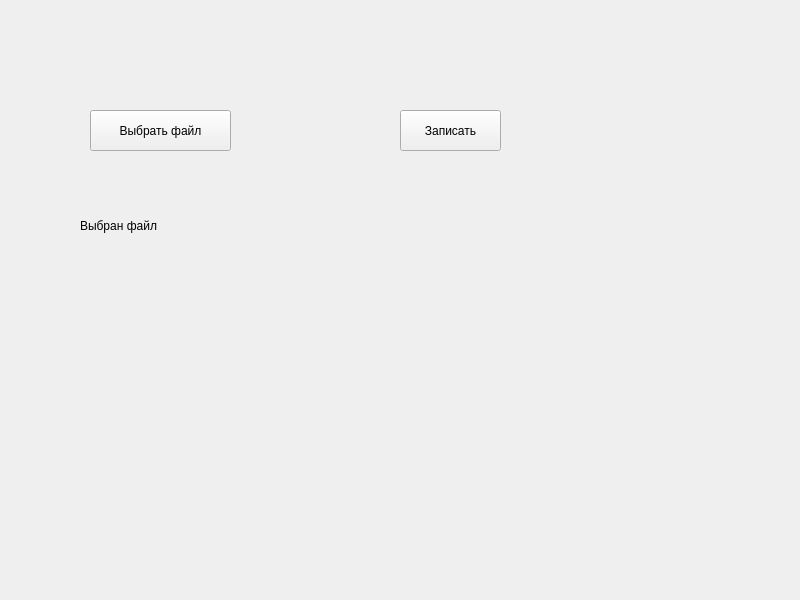
Above: gui.ui from Piskanaft/logs-automation before the change. Below: the same form after it.
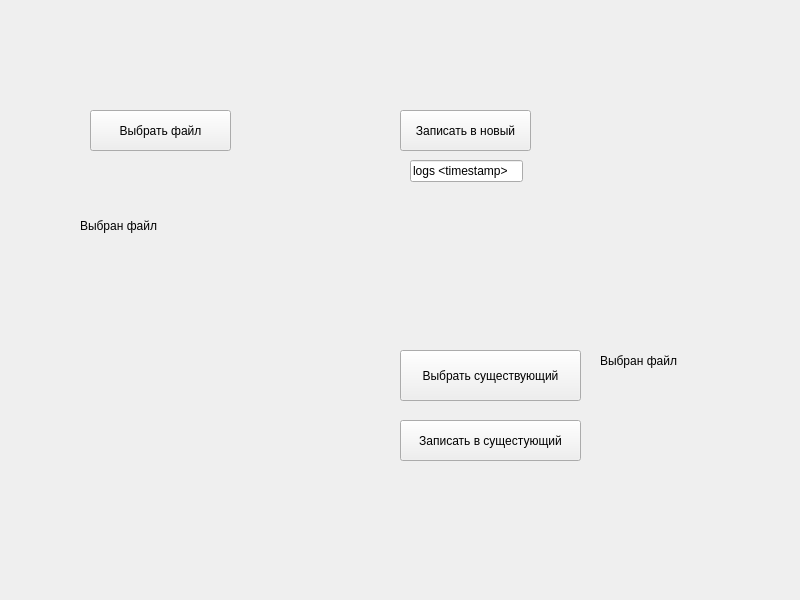
That is the form after the change.

Diff of the .ui file:
```diff
--- a/gui.ui
+++ b/gui.ui
@@ -45,12 +45,64 @@
      <rect>
       <x>400</x>
       <y>110</y>
-      <width>101</width>
+      <width>131</width>
       <height>41</height>
      </rect>
     </property>
     <property name="text">
-     <string>Записать</string>
+     <string>Записать в новый</string>
+    </property>
+   </widget>
+   <widget class="QLineEdit" name="file_name_lineEdit">
+    <property name="geometry">
+     <rect>
+      <x>410</x>
+      <y>160</y>
+      <width>113</width>
+      <height>22</height>
+     </rect>
+    </property>
+    <property name="text">
+     <string>logs &lt;timestamp&gt;</string>
+    </property>
+   </widget>
+   <widget class="QPushButton" name="select_existing_excel_btn">
+    <property name="geometry">
+     <rect>
+      <x>400</x>
+      <y>350</y>
+      <width>181</width>
+      <height>51</height>
+     </rect>
+    </property>
+    <property name="text">
+     <string>Выбрать существующий</string>
+    </property>
+   </widget>
+   <widget class="QPushButton" name="write_existing_btn">
+    <property name="geometry">
+     <rect>
+      <x>400</x>
+      <y>420</y>
+      <width>181</width>
+      <height>41</height>
+     </rect>
+    </property>
+    <property name="text">
+     <string>Записать в сущестующий</string>
+    </property>
+   </widget>
+   <widget class="QLabel" name="selected_xlsx_lbl">
+    <property name="geometry">
+     <rect>
+      <x>600</x>
+      <y>340</y>
+      <width>181</width>
+      <height>41</height>
+     </rect>
+    </property>
+    <property name="text">
+     <string>Выбран файл</string>
     </property>
    </widget>
   </widget>
```
Left out of the diff: 6 changed lines with no effect on the pictures.
